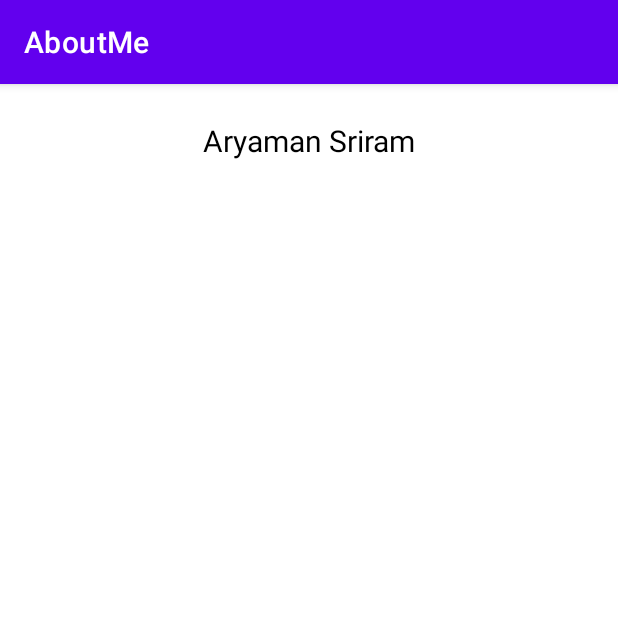
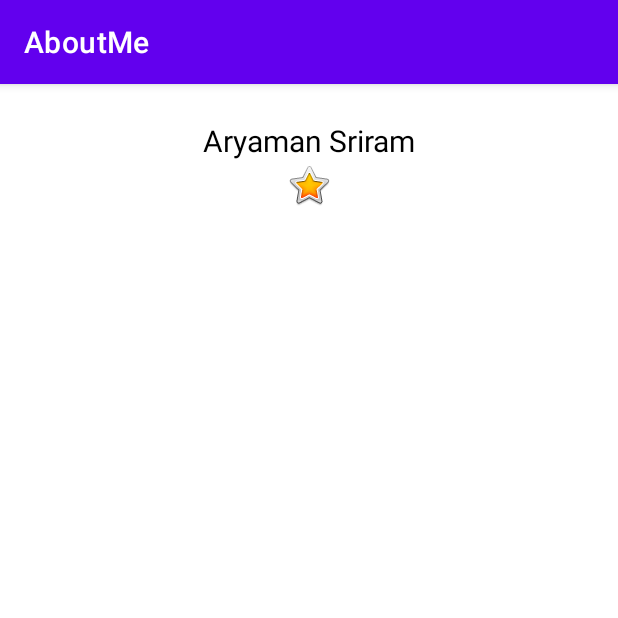
Before and after one commit to aryamansriram/AndroidUdacity, an Android app: the screen it shows after launch (MainActivity), on a phone screen of 412 x 824 dp, the top half of it. Run offline under Robolectric (Android 15) with nearby library versions, the phone set to English and light mode, and no system bars.

Commit message:
Added Image view with star

```diff
--- a/about_me/app/src/main/res/layout/activity_main.xml
+++ b/about_me/app/src/main/res/layout/activity_main.xml
@@ -1,5 +1,6 @@
 <?xml version="1.0" encoding="utf-8"?>
 <LinearLayout xmlns:android="http://schemas.android.com/apk/res/android"
+    xmlns:app="http://schemas.android.com/apk/res-auto"
     android:orientation="vertical"
     android:layout_width="match_parent"
     android:layout_height="match_parent">
@@ -11,4 +12,11 @@
         android:gravity="center"
         android:text="@string/name"
         style="@style/name_style" />
+
+    <ImageView
+        android:id="@+id/star_image"
+        android:layout_width="match_parent"
+        android:layout_height="wrap_content"
+        android:contentDescription="@string/yellow_star"
+        app:srcCompat="@android:drawable/btn_star_big_on" />
 </LinearLayout>
--- a/about_me/app/src/main/res/values/strings.xml
+++ b/about_me/app/src/main/res/values/strings.xml
@@ -1,4 +1,5 @@
 <resources>
     <string name="app_name">AboutMe</string>
     <string name="name">Aryaman Sriram</string>
+    <string name="yellow_star">Yellow</string>
 </resources>
```
